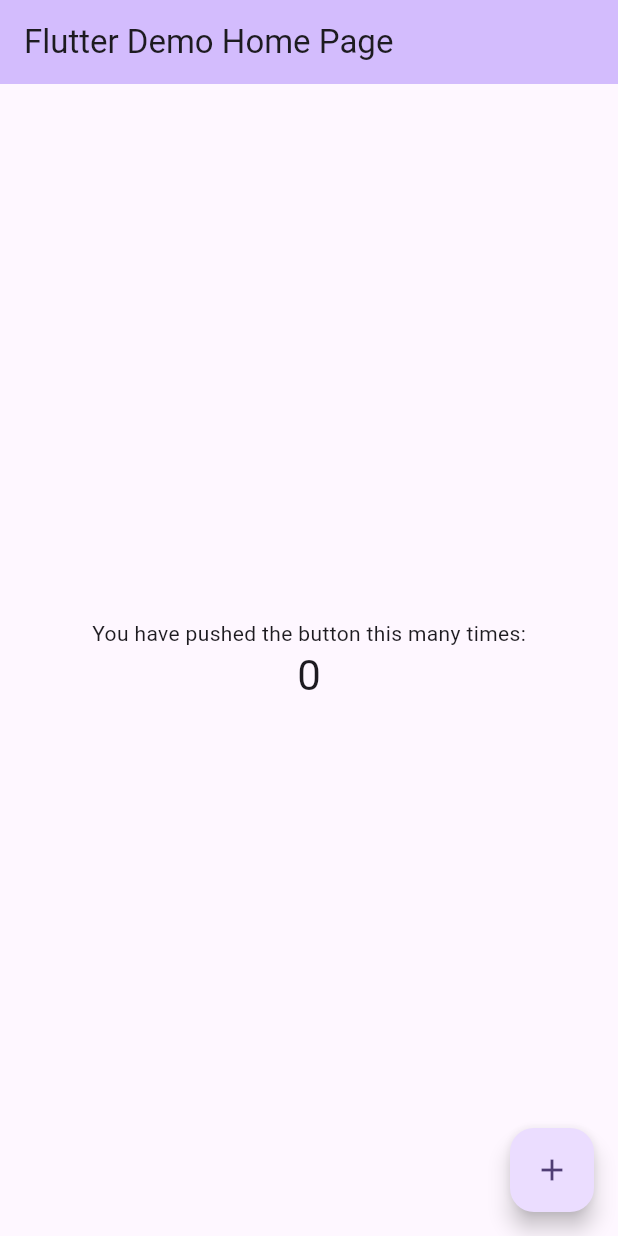
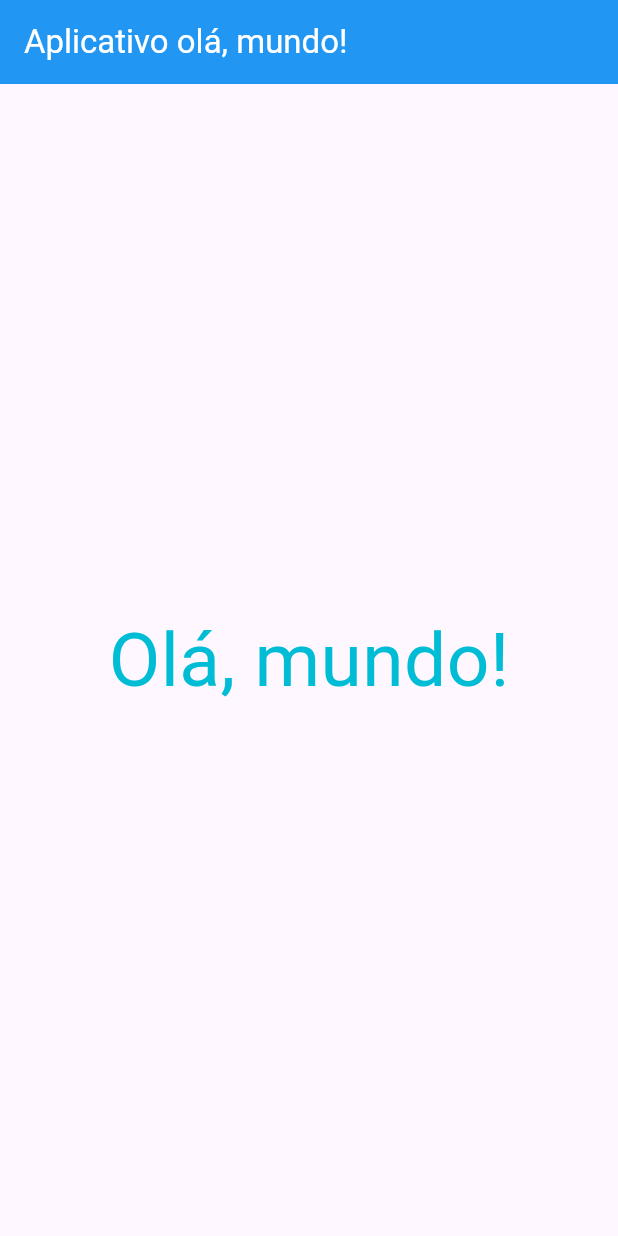
Before and after one commit to johnisonLima/flutter, a Flutter app: the screen it shows after launch, on a phone screen of 412 x 824 dp. Run offline on Flutter 3.47's test engine with Material 3 defaults, Android fonts, the phone set to English and light mode, and no system bars.

Commit message:
StatelessWidget

```diff
--- a/projects/dev/ola_mundo/lib/main.dart
+++ b/projects/dev/ola_mundo/lib/main.dart
@@ -1,125 +1,36 @@
 import 'package:flutter/material.dart';
 
 void main() {
-  runApp(const MyApp());
+  runApp(const App());
 }
 
-class MyApp extends StatelessWidget {
-  const MyApp({super.key});
+class App extends StatelessWidget {
+  const App({super.key});
 
-  // This widget is the root of your application.
   @override
   Widget build(BuildContext context) {
+
     return MaterialApp(
-      title: 'Flutter Demo',
-      theme: ThemeData(
-        // This is the theme of your application.
-        //
-        // TRY THIS: Try running your application with "flutter run". You'll see
-        // the application has a purple toolbar. Then, without quitting the app,
-        // try changing the seedColor in the colorScheme below to Colors.green
-        // and then invoke "hot reload" (save your changes or press the "hot
-        // reload" button in a Flutter-supported IDE, or press "r" if you used
-        // the command line to start the app).
-        //
-        // Notice that the counter didn't reset back to zero; the application
-        // state is not lost during the reload. To reset the state, use hot
-        // restart instead.
-        //
-        // This works for code too, not just values: Most code changes can be
-        // tested with just a hot reload.
-        colorScheme: ColorScheme.fromSeed(seedColor: Colors.deepPurple),
-        useMaterial3: true,
-      ),
-      home: const MyHomePage(title: 'Flutter Demo Home Page'),
+      home: Scaffold(
+        appBar: AppBar(
+          title: const Text(
+            'Aplicativo olá, mundo!',
+            style: TextStyle(
+              color: Colors.white,
+            )
+          ),
+          backgroundColor: Colors.blue,
+        ),
+        body: const Center(
+          child: Text(
+            'Olá, mundo!',
+            style: TextStyle(
+              fontSize: 50,
+              color: Colors.cyan,
+            ),
+          )
+        )
+      )
     );
   }
 }
-
-class MyHomePage extends StatefulWidget {
-  const MyHomePage({super.key, required this.title});
-
-  // This widget is the home page of your application. It is stateful, meaning
-  // that it has a State object (defined below) that contains fields that affect
-  // how it looks.
-
-  // This class is the configuration for the state. It holds the values (in this
-  // case the title) provided by the parent (in this case the App widget) and
-  // used by the build method of the State. Fields in a Widget subclass are
-  // always marked "final".
-
-  final String title;
-
-  @override
-  State<MyHomePage> createState() => _MyHomePageState();
-}
-
-class _MyHomePageState extends State<MyHomePage> {
-  int _counter = 0;
-
-  void _incrementCounter() {
-    setState(() {
-      // This call to setState tells the Flutter framework that something has
-      // changed in this State, which causes it to rerun the build method below
-      // so that the display can reflect the updated values. If we changed
-      // _counter without calling setState(), then the build method would not be
-      // called again, and so nothing would appear to happen.
-      _counter++;
-    });
-  }
-
-  @override
-  Widget build(BuildContext context) {
-    // This method is rerun every time setState is called, for instance as done
-    // by the _incrementCounter method above.
-    //
-    // The Flutter framework has been optimized to make rerunning build methods
-    // fast, so that you can just rebuild anything that needs updating rather
-    // than having to individually change instances of widgets.
-    return Scaffold(
-      appBar: AppBar(
-        // TRY THIS: Try changing the color here to a specific color (to
-        // Colors.amber, perhaps?) and trigger a hot reload to see the AppBar
-        // change color while the other colors stay the same.
-        backgroundColor: Theme.of(context).colorScheme.inversePrimary,
-        // Here we take the value from the MyHomePage object that was created by
-        // the App.build method, and use it to set our appbar title.
-        title: Text(widget.title),
-      ),
-      body: Center(
-        // Center is a layout widget. It takes a single child and positions it
-        // in the middle of the parent.
-        child: Column(
-          // Column is also a layout widget. It takes a list of children and
-          // arranges them vertically. By default, it sizes itself to fit its
-          // children horizontally, and tries to be as tall as its parent.
-          //
-          // Column has various properties to control how it sizes itself and
-          // how it positions its children. Here we use mainAxisAlignment to
-          // center the children vertically; the main axis here is the vertical
-          // axis because Columns are vertical (the cross axis would be
-          // horizontal).
-          //
-          // TRY THIS: Invoke "debug painting" (choose the "Toggle Debug Paint"
-          // action in the IDE, or press "p" in the console), to see the
-          // wireframe for each widget.
-          mainAxisAlignment: MainAxisAlignment.center,
-          children: <Widget>[
-            const Text(
-              'You have pushed the button this many times:',
-            ),
-            Text(
-              '$_counter',
-              style: Theme.of(context).textTheme.headlineMedium,
-            ),
-          ],
-        ),
-      ),
-      floatingActionButton: FloatingActionButton(
-        onPressed: _incrementCounter,
-        tooltip: 'Increment',
-        child: const Icon(Icons.add),
-      ), // This trailing comma makes auto-formatting nicer for build methods.
-    );
-  }
-}
```
